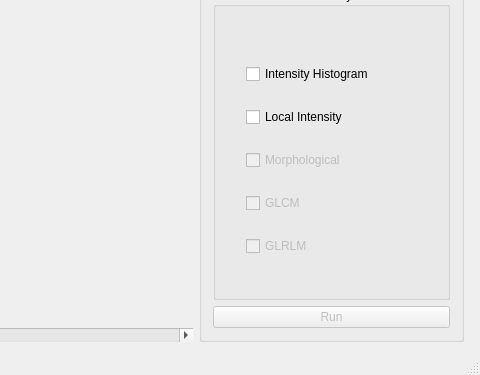
First picture: the form in platform/platform.ui, repository Jiwon-Hwang/Radiomics-Feature-Extraction, before the edit; both pictures show x 617 to 1097 and y 360 to 735 of the 1097 by 735 pixel window.
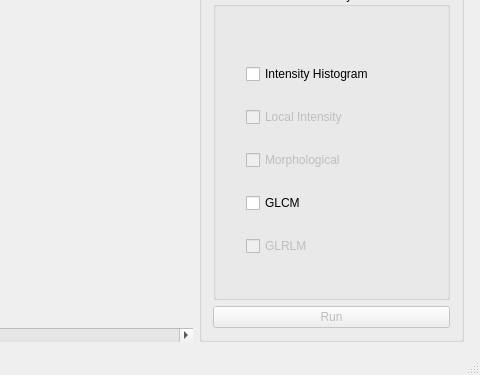
Second picture: the form after the edit. Icons and pictures are not drawn.

Diff of the .ui file:
```diff
--- a/platform/platform.ui
+++ b/platform/platform.ui
@@ -204,7 +204,7 @@
               <item>
                <widget class="QCheckBox" name="checkBox_Intensity">
                 <property name="enabled">
-                 <bool>true</bool>
+                 <bool>false</bool>
                 </property>
                 <property name="text">
                  <string>Local Intensity </string>
@@ -233,7 +233,7 @@
               <item>
                <widget class="QCheckBox" name="checkBox_GLCM">
                 <property name="enabled">
-                 <bool>false</bool>
+                 <bool>true</bool>
                 </property>
                 <property name="text">
                  <string>GLCM </string>
```
